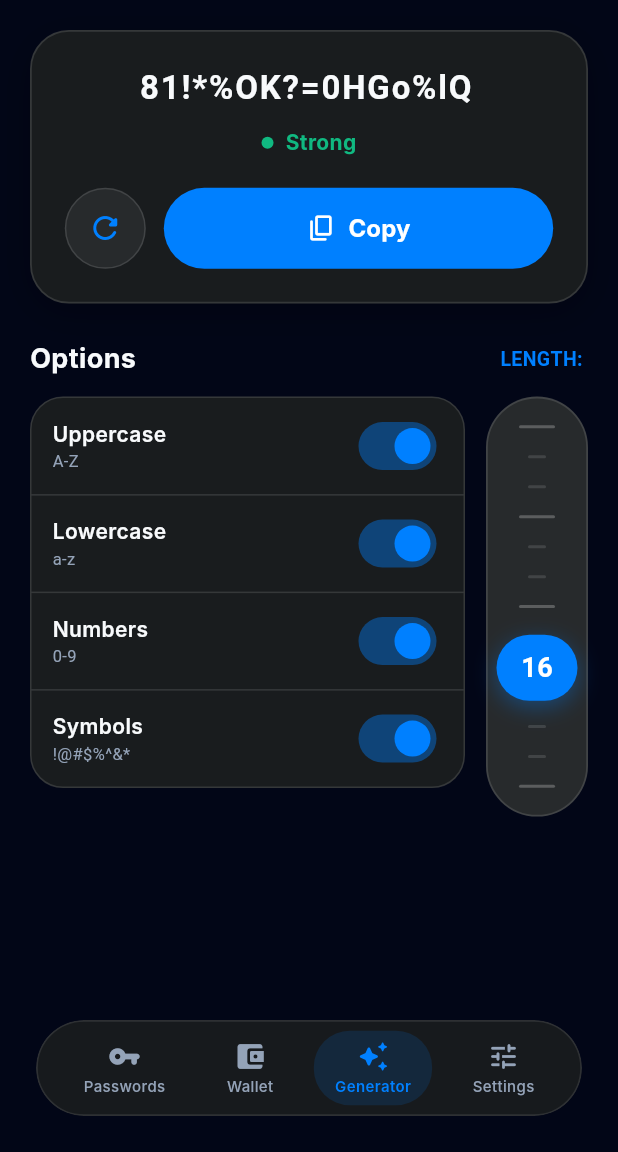
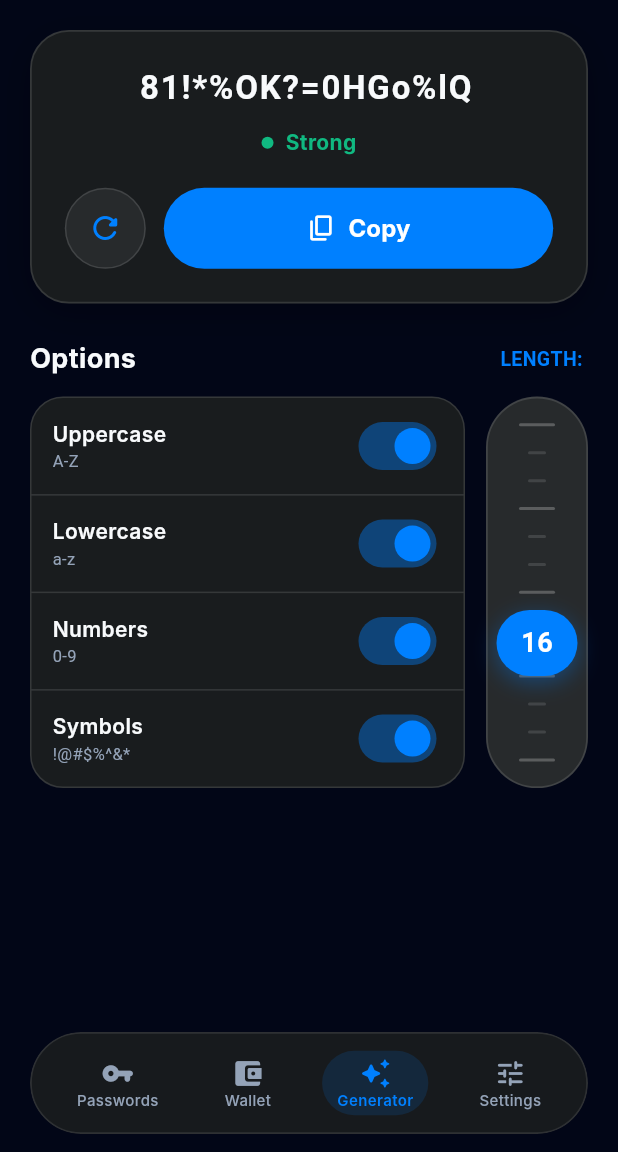
Before and after one commit to navya24shree/VaultX, a Flutter app: the MainAppShell screen opened directly, item 3 of the bottom bar chosen, on a phone screen of 412 x 824 dp, the part 84-1236 px from its top. Run offline on Flutter 3.47's test engine with Material 3 defaults, Android fonts, the phone set to English and light mode, and no system bars; our stand-ins replace flutter_riverpod, flutter_secure_storage, local_auth, qr_flutter; missing offline and left inert: bonsoir, cryptography, mobile_scanner; accounts and stored records are empty; Roboto replaces fonts that are missing (Inter, JetBrains Mono).

Commit message:
fix(ui): eliminate bottom nav RenderFlex overflow and equalize generator vertical slider height

```diff
--- a/lib/core/widgets/floating_nav_dock.dart
+++ b/lib/core/widgets/floating_nav_dock.dart
@@ -27,15 +27,16 @@ class FloatingNavDock extends StatelessWidget {
 
     return Align(
       alignment: Alignment.bottomCenter,
+      child: SafeArea(
         child: Padding(
-        padding: const EdgeInsets.only(bottom: 24, left: 24, right: 24),
+          padding: const EdgeInsets.only(bottom: 12, left: 20, right: 20),
           child: ClipRRect(
             borderRadius: BorderRadius.circular(40),
             child: BackdropFilter(
               filter: ImageFilter.blur(sigmaX: 16, sigmaY: 16),
               child: Container(
-              height: 64,
-              padding: const EdgeInsets.symmetric(horizontal: 10, vertical: 6),
+                height: 68,
+                padding: const EdgeInsets.symmetric(horizontal: 8, vertical: 4),
                 decoration: BoxDecoration(
                   color: backgroundColor,
                   borderRadius: BorderRadius.circular(40),
@@ -81,6 +82,7 @@ class FloatingNavDock extends StatelessWidget {
             ),
           ),
         ),
+      ),
     );
   }
 }
@@ -114,7 +116,7 @@ class _NavItem extends StatelessWidget {
         onTap: onTap,
         child: AnimatedContainer(
           duration: const Duration(milliseconds: 200),
-          padding: const EdgeInsets.symmetric(horizontal: 14, vertical: 6),
+          padding: const EdgeInsets.symmetric(horizontal: 10, vertical: 4),
           decoration: BoxDecoration(
             color: isSelected ? activeColor.withAlpha(35) : Colors.transparent,
             borderRadius: BorderRadius.circular(24),
@@ -129,12 +131,17 @@ class _NavItem extends StatelessWidget {
                 color: isSelected ? activeColor : inactiveColor,
               ),
               const SizedBox(height: 2),
-              Text(
+              FittedBox(
+                fit: BoxFit.scaleDown,
+                child: Text(
                   label,
+                  maxLines: 1,
                   style: TextStyle(
                     fontSize: 10,
+                    height: 1.1,
                     fontWeight: isSelected ? FontWeight.w600 : FontWeight.w500,
                     color: isSelected ? activeColor : inactiveColor,
+                  ),
                 ),
               ),
             ],
--- a/lib/core/widgets/vertical_ruler_slider.dart
+++ b/lib/core/widgets/vertical_ruler_slider.dart
@@ -9,6 +9,7 @@ class VerticalRulerSlider extends StatelessWidget {
   final int min;
   final int max;
   final ValueChanged<int> onChanged;
+  final double? height;
 
   const VerticalRulerSlider({
     super.key,
@@ -16,19 +17,19 @@ class VerticalRulerSlider extends StatelessWidget {
     this.min = 8,
     this.max = 32,
     required this.onChanged,
+    this.height,
   });
 
   @override
   Widget build(BuildContext context) {
     final isDark = Theme.of(context).brightness == Brightness.dark;
-    const height = 280.0;
     const width = 68.0;
 
     return Semantics(
       slider: true,
-      value: ' characters',
-      increasedValue: ' characters',
-      decreasedValue: ' characters',
+      value: '$value characters',
+      increasedValue: '${(value + 1).clamp(min, max)} characters',
+      decreasedValue: '${(value - 1).clamp(min, max)} characters',
       onIncrease: () {
         if (value < max) onChanged(value + 1);
       },
@@ -39,10 +40,11 @@ class VerticalRulerSlider extends StatelessWidget {
         behavior: HitTestBehavior.opaque,
         onVerticalDragUpdate: (details) {
           final box = context.findRenderObject() as RenderBox?;
-          if (box != null) {
+          if (box != null && box.size.height > 0) {
             final localPos = box.globalToLocal(details.globalPosition);
+            final h = box.size.height;
             // Invert Y: top is max (32), bottom is min (8)
-            final fraction = (1.0 - (localPos.dy / height)).clamp(0.0, 1.0);
+            final fraction = (1.0 - (localPos.dy / h)).clamp(0.0, 1.0);
             final newValue = (min + (fraction * (max - min))).round();
             if (newValue != value) {
               HapticFeedback.selectionClick();
@@ -51,11 +53,15 @@ class VerticalRulerSlider extends StatelessWidget {
           }
         },
         onTapDown: (details) {
-          final fraction = (1.0 - (details.localPosition.dy / height)).clamp(0.0, 1.0);
+          final box = context.findRenderObject() as RenderBox?;
+          if (box != null && box.size.height > 0) {
+            final h = box.size.height;
+            final fraction = (1.0 - (details.localPosition.dy / h)).clamp(0.0, 1.0);
             final newValue = (min + (fraction * (max - min))).round();
             if (newValue != value) {
               HapticFeedback.selectionClick();
               onChanged(newValue);
+            }
           }
         },
         child: Container(
@@ -70,7 +76,7 @@ class VerticalRulerSlider extends StatelessWidget {
             ),
           ),
           child: Stack(
-            alignment: Alignment.bottomCenter,
+            alignment: Alignment.center,
             children: [
               // Rung Tick Marks
               Column(
@@ -91,8 +97,13 @@ class VerticalRulerSlider extends StatelessWidget {
               ),
 
               // Positioned Active Indicator Thumb
-              Positioned(
-                bottom: (((value - min) / (max - min)) * (height - 52)).clamp(4.0, height - 52.0),
+              Padding(
+                padding: const EdgeInsets.symmetric(vertical: 6),
+                child: Align(
+                  alignment: Alignment(
+                    0.0,
+                    1.0 - (2.0 * ((value - min) / (max - min)).clamp(0.0, 1.0)),
+                  ),
                   child: Container(
                     width: 54,
                     height: 44,
@@ -119,6 +130,7 @@ class VerticalRulerSlider extends StatelessWidget {
                     ),
                   ),
                 ),
+              ),
             ],
           ),
         ),
--- a/lib/features/vault/presentation/password_generator_screen.dart
+++ b/lib/features/vault/presentation/password_generator_screen.dart
@@ -244,8 +244,9 @@ class _PasswordGeneratorScreenState extends State<PasswordGeneratorScreen> {
                 const SizedBox(height: 12),
 
                 // Dual Options Section (Toggles on Left, Vertical Ruler on Right)
-                Row(
-                  crossAxisAlignment: CrossAxisAlignment.start,
+                IntrinsicHeight(
+                  child: Row(
+                    crossAxisAlignment: CrossAxisAlignment.stretch,
                     children: [
                       // Toggles Column
                       Expanded(
@@ -302,7 +303,7 @@ class _PasswordGeneratorScreenState extends State<PasswordGeneratorScreen> {
                       ),
                       const SizedBox(width: 14),
 
-                    // Vertical Ruler Ladder Slider
+                      // Vertical Ruler Ladder Slider (same height as options container)
                       VerticalRulerSlider(
                         value: _length,
                         min: 8,
@@ -313,6 +314,7 @@ class _PasswordGeneratorScreenState extends State<PasswordGeneratorScreen> {
                         },
                       ),
                     ],
+                  ),
                 ),
               ],
             ),
```
Lines whose indentation alone changed are shown as unchanged.
